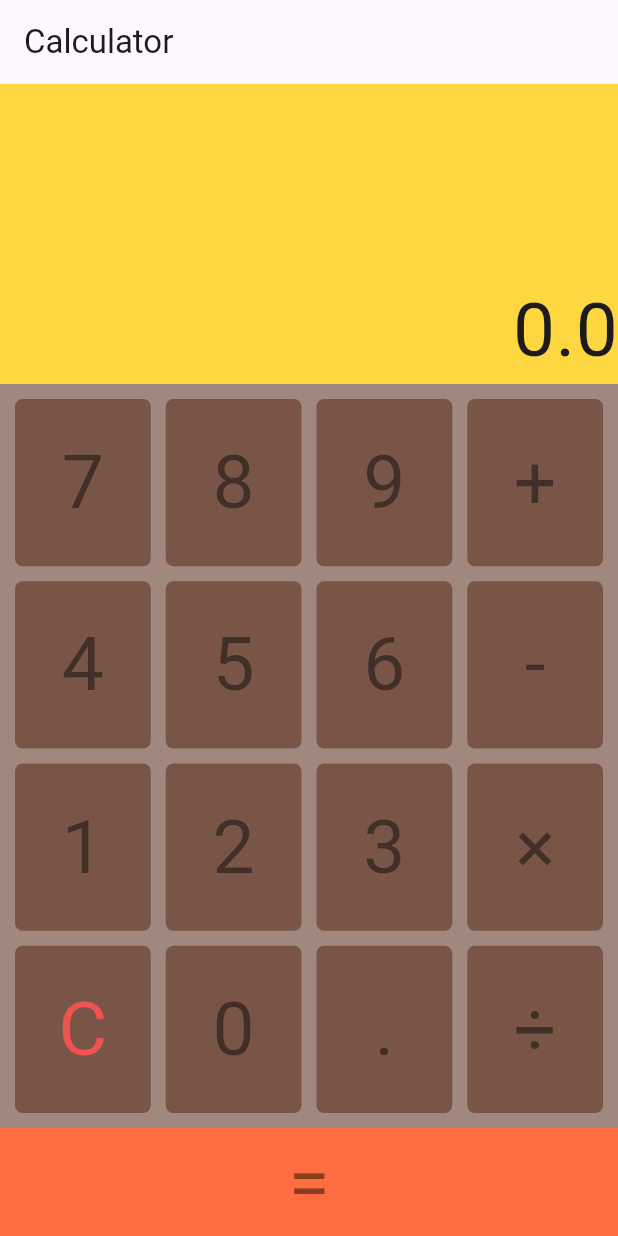
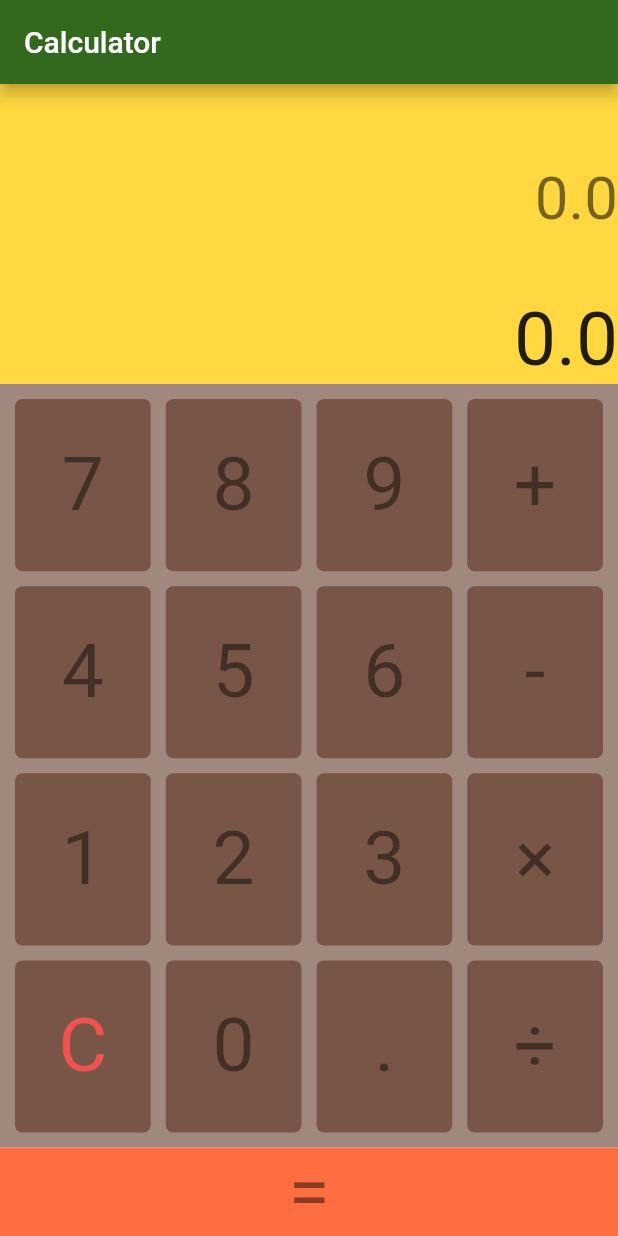
Before and after one commit to eqrakhattak/PRODIGY_AD_01, a Flutter app: the screen it shows after launch, on a phone screen of 412 x 824 dp. Run offline on Flutter 3.47's test engine with Material 2 defaults, Android fonts, the phone set to English and light mode, and no system bars.

```diff
--- a/Calculator/lib/main.dart
+++ b/Calculator/lib/main.dart
@@ -9,13 +9,13 @@ class MyApp extends StatelessWidget {
 
   @override
   Widget build(BuildContext context) {
-    return MaterialApp(
+    return const MaterialApp(
       title: 'Flutter Calculator',
-      theme: ThemeData(
-        colorScheme: ColorScheme.fromSeed(seedColor: Colors.deepPurple),
-        useMaterial3: true,
-      ),
-      home: const MyHomePage(title: 'Calculator'),
+      // theme: ThemeData(
+      //   colorScheme: ColorScheme.fromSeed(seedColor: Colors.deepPurple),
+      //   useMaterial3: true,
+      // ),
+      home: MyHomePage(title: 'Calculator'),
     );
   }
 }
@@ -32,18 +32,65 @@ class MyHomePage extends StatefulWidget {
 class _MyHomePageState extends State<MyHomePage> {
 
   double result = 0;
+  double input = 0;
+  double num1 = 0;
+  double num2 = 0;
+
+  void add(){
+    num1 + num2;
+  }
+
+  void subtract(){
+    num1 - num2;
+  }
+
+  void multiply(){
+    num1 * num2;
+  }
+
+  void divide(){
+    num1 / num2;
+  }
+
+  void display(dynamic value) {
+    if(double.tryParse(value) != null) {
+      setState(() {
+        input = double.parse(value);
+      });
+      print('its numeric');
+    }
+    // }else if(value is char){
+    //
+    // }
+
+    print("Pressed: $value");
+  }
 
   @override
   Widget build(BuildContext context) {
     return Scaffold(
       appBar: AppBar(
         title: Text(widget.title),
+        backgroundColor: Colors.lightGreen[900],
       ),
       body: Column(
         children: [
           Container(
             width: double.infinity,
-            height: 200.0,
+            height: 100.0,
+            color: Colors.amberAccent,
+            alignment: Alignment.bottomRight,
+            child: Text(
+              '$input',
+              style: const TextStyle(
+                fontSize: 40,
+                color: Colors.black54,
+              ),
+            ),
+          ),
+          Container(
+            width: double.infinity,
+            height: 100.0,
             color: Colors.amberAccent,
             alignment: Alignment.bottomRight,
             child: Text(
@@ -61,45 +108,17 @@ class _MyHomePageState extends State<MyHomePage> {
               child: Column(
                 mainAxisSize: MainAxisSize.max,
                 children: [
-                  const Expanded(
+                  Expanded(
                     child: Row(
                       mainAxisSize: MainAxisSize.max,
                       children: [
-                        Operator(op: '7'),
-                        SizedBox(width: 10,),
-                        Operator(op: '8'),
-                        SizedBox(width: 10,),
-                        Operator(op: '9'),
-                        SizedBox(width: 10,),
-                        Operator(op: '+',),
-                      ],
-                    ),
-                  ),
-                  const SizedBox(height: 10,),
-                  const Expanded(
-                    child: Row(
-                      children: [
-                        Operator(op: '4'),
-                        SizedBox(width: 10,),
-                        Operator(op: '5'),
-                        SizedBox(width: 10,),
-                        Operator(op: '6'),
-                        SizedBox(width: 10,),
-                        Operator(op: '-'),
-                      ],
-                    ),
-                  ),
-                  const SizedBox(height: 10,),
-                  const Expanded(
-                    child: Row(
-                      children: [
-                        Operator(op: '1'),
-                        SizedBox(width: 10,),
-                        Operator(op: '2'),
-                        SizedBox(width: 10,),
-                        Operator(op: '3'),
-                        SizedBox(width: 10,),
-                        Operator(op: '×'),
+                        OperatorWidget(op: '7', operation: (value) {display(value);},), // Pass 'value' as a parameter to your function
+                        const SizedBox(width: 10,),
+                        OperatorWidget(op: '8', operation: (value) {display(value);},),
+                        const SizedBox(width: 10,),
+                        OperatorWidget(op: '9', operation: (value) {display(value);},),
+                        const SizedBox(width: 10,),
+                        OperatorWidget(op: '+', operation: (value) {display(value);},),
                       ],
                     ),
                   ),
@@ -107,13 +126,41 @@ class _MyHomePageState extends State<MyHomePage> {
                   Expanded(
                     child: Row(
                       children: [
-                        Operator(op: 'C', textColor: Colors.red[400],),
+                        OperatorWidget(op: '4', operation: (value) {display(value);},),
                         const SizedBox(width: 10,),
-                        const Operator(op: '0'),
+                        OperatorWidget(op: '5', operation: (value) {display(value);},),
                         const SizedBox(width: 10,),
-                        const Operator(op: '.'),
+                        OperatorWidget(op: '6', operation: (value) {display(value);},),
                         const SizedBox(width: 10,),
-                        const Operator(op: '÷'),
+                        OperatorWidget(op: '-', operation: (value) {display(value);},),
+                      ],
+                    ),
+                  ),
+                  const SizedBox(height: 10,),
+                  Expanded(
+                    child: Row(
+                      children: [
+                        OperatorWidget(op: '1', operation: (value) {display(value);},),
+                        const SizedBox(width: 10,),
+                        OperatorWidget(op: '2', operation: (value) {display(value);},),
+                        const SizedBox(width: 10,),
+                        OperatorWidget(op: '3', operation: (value) {display(value);},),
+                        const SizedBox(width: 10,),
+                        OperatorWidget(op: '×', operation: (value) {display(value);},),
+                      ],
+                    ),
+                  ),
+                  const SizedBox(height: 10,),
+                  Expanded(
+                    child: Row(
+                      children: [
+                        OperatorWidget(op: 'C', textColor: Colors.red[400], operation: (value) {display(value);},),
+                        const SizedBox(width: 10,),
+                        OperatorWidget(op: '0', operation: (value) {display(value);},),
+                        const SizedBox(width: 10,),
+                        OperatorWidget(op: '.', operation: (value) {display(value);},),
+                        const SizedBox(width: 10,),
+                        OperatorWidget(op: '÷', operation: (value) {display(value);},),
                       ],
                     ),
                   ),
@@ -139,25 +186,27 @@ class _MyHomePageState extends State<MyHomePage> {
   }
 }
 
-class Operator extends StatefulWidget {
+class OperatorWidget extends StatefulWidget {
   final String op;
   final Color? textColor;
-  const Operator({super.key, required this.op, this.textColor = Colors.black45});
+  final Function(dynamic)? operation;
+  const OperatorWidget({super.key, required this.op, this.textColor = Colors.black45, required this.operation});
 
   @override
-  State<Operator> createState() => _OperatorState();
+  State<OperatorWidget> createState() => _OperatorWidgetState();
 }
 
-class _OperatorState extends State<Operator> {
+class _OperatorWidgetState extends State<OperatorWidget> {
   @override
   Widget build(BuildContext context) {
     return Expanded(
       child: GestureDetector(
-        onTap: (){
-          print('result');
+        onTap: () {
+          if (widget.operation != null) {
+            widget.operation!(widget.op); // Pass 'widget.op' as a parameter
+          }
         },
         child: Container(
-          // height: 100.0,
           alignment: Alignment.center,
           decoration: BoxDecoration(borderRadius: BorderRadius.circular(5), color: Colors.brown),
           child: Text(
```
